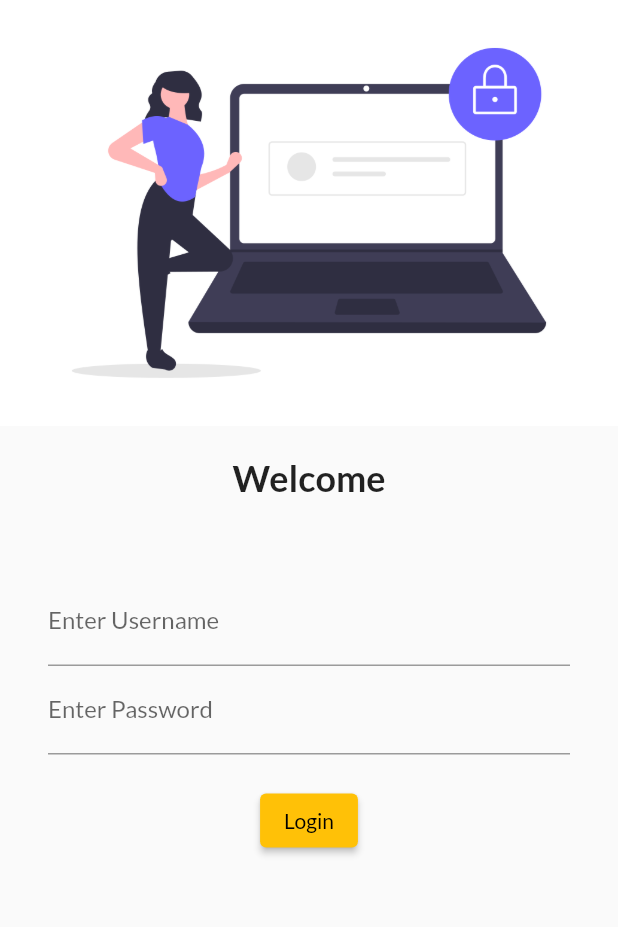
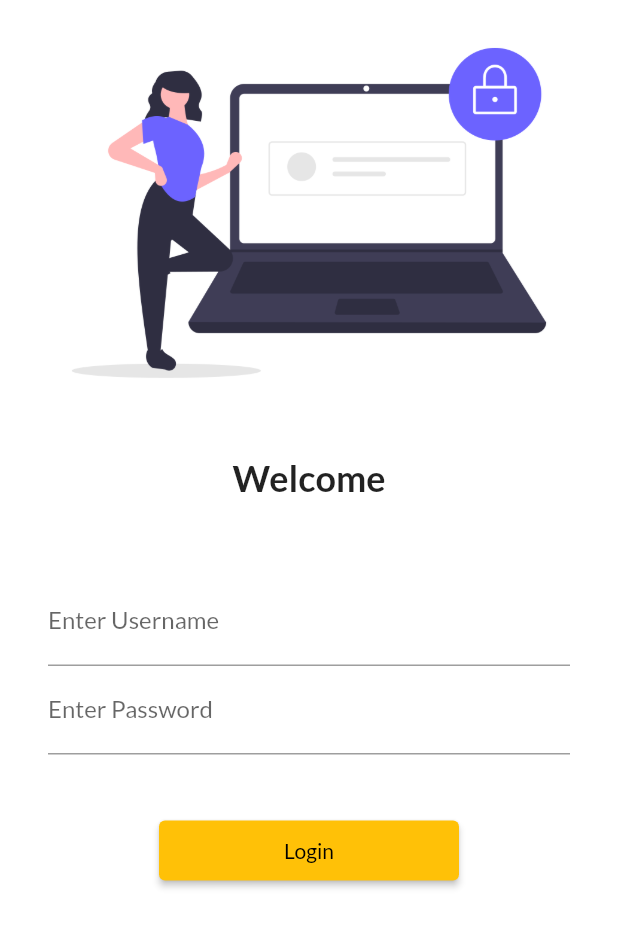
Before and after one commit to chetankoli1/flutter_catelog_app, a Flutter app: the screen it shows after launch, on a phone screen of 412 x 824 dp. Shown: the top 927 px of the screen. Run offline on Flutter 3.47's test engine with Material 2 defaults, Android fonts, the phone set to English and light mode, and no system bars; our stand-ins replace google_fonts.

Commit message:
login form and flutter intent

```diff
--- a/lib/Pages/LoginPage.dart
+++ b/lib/Pages/LoginPage.dart
@@ -1,3 +1,4 @@
+import 'package:catalog/utils/Routs.dart';
 import 'package:flutter/material.dart';
 
 class LoginPage extends StatelessWidget {
@@ -6,6 +7,8 @@ class LoginPage extends StatelessWidget {
   @override
   Widget build(BuildContext context) {
     return Material(
+      color: Colors.white,
+      child: SingleChildScrollView(
         child: Column(
           children: [
             Image.asset(
@@ -43,20 +46,23 @@ class LoginPage extends StatelessWidget {
                     ),
                   ),
                   SizedBox(
-                  height: 20.0,
+                    height: 40.0,
                   ),
                   ElevatedButton(
                     onPressed: () {
-                    print("chetan koli");
+                      Navigator.pushNamed(context, MyRouts.homeRoute);
                     },
                     child: Text("Login"),
-                  style: TextButton.styleFrom(),
+                    style: TextButton.styleFrom(
+                      minimumSize: Size(200, 40),
+                    ),
                   )
                 ],
               ),
             )
           ],
         ),
+      ),
     );
   }
 }
--- a/lib/main.dart
+++ b/lib/main.dart
@@ -1,5 +1,6 @@
 import 'package:catalog/Pages/HomePage.dart';
 import 'package:catalog/Pages/LoginPage.dart';
+import 'package:catalog/utils/Routs.dart';
 import 'package:flutter/material.dart';
 import 'package:google_fonts/google_fonts.dart';
 
@@ -19,11 +20,11 @@ class MyApp extends StatelessWidget {
         primarySwatch: Colors.amber,
         fontFamily: GoogleFonts.lato().fontFamily,
       ),
-      initialRoute: "/login",
+      initialRoute: "/",
       routes: {
         "/": (context) => LoginPage(),
-        "/login": (context) => LoginPage(),
-        "/home": (context) => HomePage(),
+        MyRouts.loginRoute: (context) => LoginPage(),
+        MyRouts.homeRoute: (context) => HomePage(),
       },
     );
   }
--- /dev/null
+++ b/lib/utils/Routs.dart
@@ -0,0 +1,4 @@
+class MyRouts {
+  static final String homeRoute = "/home";
+  static final String loginRoute = "/login";
+}
```
Lines whose indentation alone changed are shown as unchanged.
